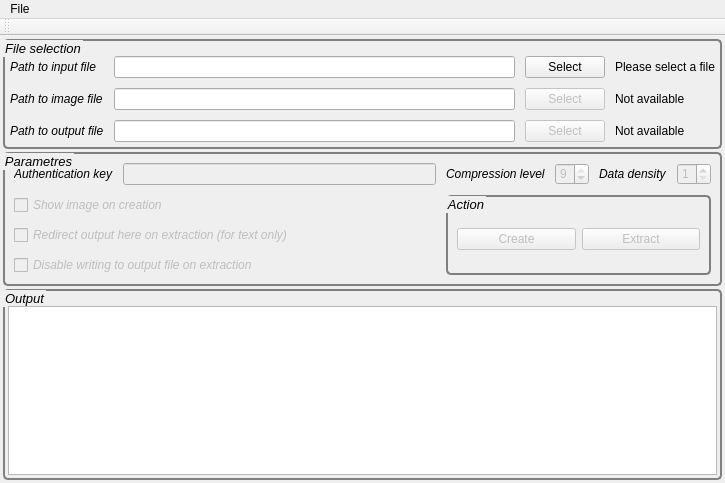
The window that StegLibrary/gui/gui.ui (GreaterGoodCorp/StegLibrary) describes before a commit, drawn with Qt 5.
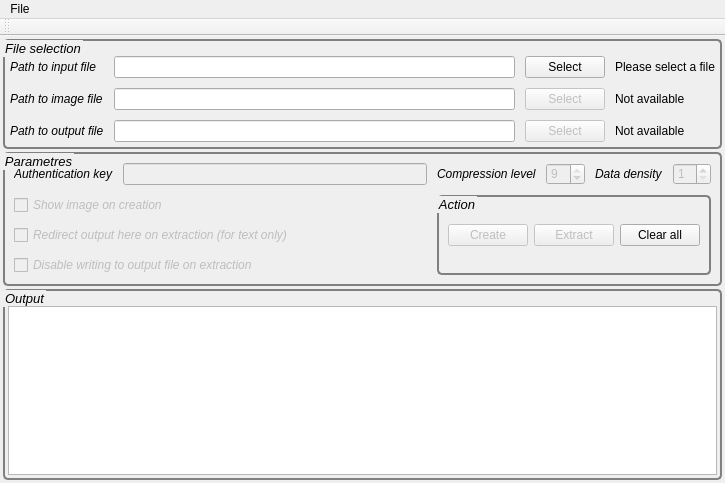
The same window after the commit.

Commit message: Add another button to clear all

```diff
--- a/StegLibrary/gui/gui.ui
+++ b/StegLibrary/gui/gui.ui
@@ -296,14 +296,8 @@
          <property name="title">
           <string>Action</string>
          </property>
-         <layout class="QGridLayout" name="gridLayout_3">
-          <property name="topMargin">
-           <number>8</number>
-          </property>
-          <property name="bottomMargin">
-           <number>0</number>
-          </property>
-          <item row="0" column="0">
+         <layout class="QHBoxLayout" name="horizontalLayout">
+          <item>
            <widget class="QPushButton" name="button_create">
             <property name="enabled">
              <bool>false</bool>
@@ -313,7 +307,7 @@
             </property>
            </widget>
           </item>
-          <item row="0" column="1">
+          <item>
            <widget class="QPushButton" name="button_extract">
             <property name="enabled">
              <bool>false</bool>
@@ -321,6 +315,22 @@
             <property name="text">
              <string>Extract</string>
             </property>
+            <property name="shortcut">
+             <string>Meta+E</string>
+            </property>
+           </widget>
+          </item>
+          <item>
+           <widget class="QPushButton" name="button_clear">
+            <property name="autoFillBackground">
+             <bool>false</bool>
+            </property>
+            <property name="text">
+             <string>Clear all</string>
+            </property>
+            <property name="shortcut">
+             <string>Meta+X</string>
+            </property>
            </widget>
           </item>
          </layout>
```
Left out of the diff: 7 changed lines with no effect on the pictures.
